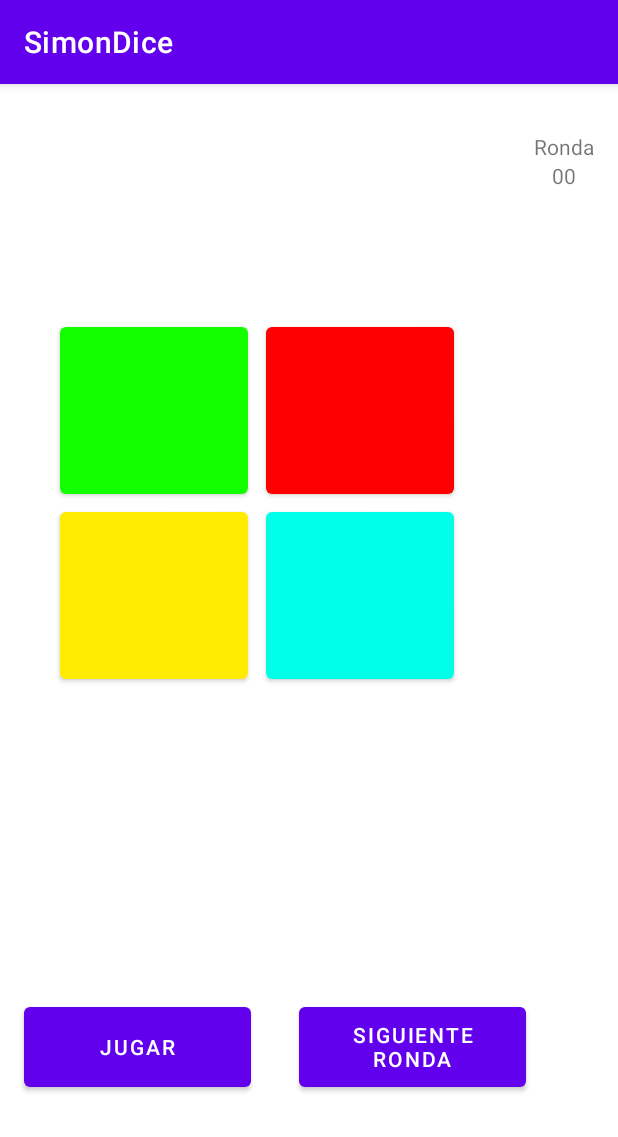
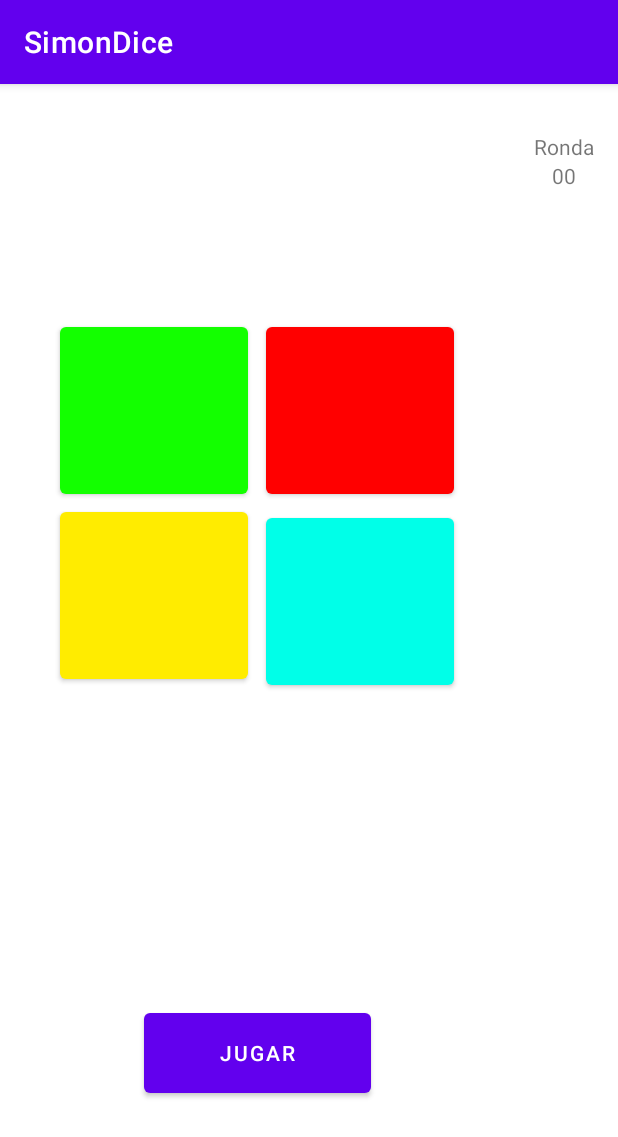
Before and after one commit to AFontanMoreira/SimonDice, an Android app: the screen it shows after launch (MainActivity), after a tap on an icon or button, on a phone screen of 412 x 824 dp. Shown: the top 1137 px of the screen. Run offline under Robolectric (Android 15) with nearby library versions, the phone set to English and light mode, and no system bars.

Commit message:
Juego funcional con solo un boton

```diff
--- a/SimonDice/src/main/java/com/example/simondice/MainActivity.kt
+++ b/SimonDice/src/main/java/com/example/simondice/MainActivity.kt
@@ -33,9 +33,9 @@ class MainActivity : AppCompatActivity() {
         val amarillo: Button = findViewById(R.id.amarillo)
         val verde: Button = findViewById(R.id.verde)
         val inicio: Button = findViewById(R.id.jugar)
-        val siguienteRonda: Button = findViewById(R.id.siguiente)
         val contador: TextView = findViewById(R.id.contador)
         var ronda = 1
+        var nPusaciones: Int = 0
 
         var jugando = false
 
@@ -49,36 +49,52 @@ class MainActivity : AppCompatActivity() {
                         delay(1000)
                         rojo.setBackgroundColor(Color.parseColor("#ff0000"))
                         delay(500)
-                        Log.d("color","Destello rojo")
+                        Log.d("color", "Destello rojo")
                     }
                     2 -> {
                         azul.setBackgroundColor(Color.parseColor("#047c71"))
                         delay(1000)
                         azul.setBackgroundColor(Color.parseColor("#00ffe8"))
                         delay(500)
-                        Log.d("color","Destello azul")
+                        Log.d("color", "Destello azul")
                     }
-                    3 ->{
+                    3 -> {
                         amarillo.setBackgroundColor(Color.parseColor("#a9ac04"))
                         delay(1000)
                         amarillo.setBackgroundColor(Color.parseColor("#ffec00"))
                         delay(500)
-                        Log.d("color","Destello amarillo")
+                        Log.d("color", "Destello amarillo")
                     }
-                    else ->{
+                    else -> {
                         verde.setBackgroundColor(Color.parseColor("#075e00"))
                         delay(1000)
                         verde.setBackgroundColor(Color.parseColor("#13ff00"))
                         delay(500)
-                        Log.d("color","Destello verde")
+                        Log.d("color", "Destello verde")
                     }
                 }
             }
         }
+
         fun colores(array: ArrayList<Int>) {
-            val job = CoroutineScope(Dispatchers.IO).launch {
+            val job = CoroutineScope(Dispatchers.Main).launch {
+                mostarColores(array)
+            }
+        }
 
-                mostarColores(array)
+        //Comprobamos ambas secuencias
+        suspend fun comprobacion() {
+            if (array1 == array2) {
+                ronda++
+                array2.clear()
+                array1.add(Random.nextInt(4) + 1)
+                contador.setText(ronda.toString())
+                delay(500)
+                colores(array1)
+                nPusaciones = 0
+            } else {
+                Toast.makeText(applicationContext, "fallaste", Toast.LENGTH_SHORT).show()
+                jugando = false
             }
         }
         //instrucciones para el boton de inicio (cambiar "jugando" a true, borrar los arrays que pudieran estar molestando con cosas dentro, y añadir el primer color al array 1)
@@ -92,50 +108,38 @@ class MainActivity : AppCompatActivity() {
             jugando = true
             array1.add(Random.nextInt(4) + 1)
             colores(array1)
+            nPusaciones = 0
 
-
-        }
-        //instrucciones para el boton siguiente ronda(comprueba si el usuario esta jugando y que la secuencia de colores introducida por el jugador sea la adecuada, borra el array2, y da otro numero al array1)
-
-        siguienteRonda.setOnClickListener() {
-            if (jugando) {
-                if (array1 == array2) {
-                    ronda++
-                    array2.clear()
-                    array1.add(Random.nextInt(4) + 1)
-                    contador.setText(ronda.toString())
-                    colores(array1)
-
-
-                } else {
-                    Toast.makeText(applicationContext, "fallaste", Toast.LENGTH_SHORT).show()
-                    jugando = false
-                }
-            } else {
-                Toast.makeText(applicationContext, "No le has dado a iniciar", Toast.LENGTH_SHORT)
-                    .show()
-            }
         }
         //funcion para añadir los colores en el segundo array
         fun anhadir(array: ArrayList<Int>, color: Int) {
             array.add(color)
         }
+
+        fun resultado(color: Int) {
+            anhadir(array2, color)
+            nPusaciones++
+            if (ronda == nPusaciones) {
+                val job = CoroutineScope(Dispatchers.Main).launch {
+                    comprobacion()
+                }
+                Log.d("color", "Funciona comprobacion")
+
+            }
+        }
         //asignamos valores a los colores -> rojo=1; azul=2; amarillo=3; verde=4
         rojo.setOnClickListener() {
-            anhadir(array2, 1)
+            resultado(1)
         }
         azul.setOnClickListener() {
-            anhadir(array2, 2)
+            resultado(2)
         }
         amarillo.setOnClickListener() {
-            anhadir(array2, 3)
+            resultado(3)
         }
         verde.setOnClickListener() {
-            anhadir(array2, 4)
+            resultado(4)
         }
-
-
-
 
 
     }
--- a/SimonDice/src/main/res/layout/activity_main.xml
+++ b/SimonDice/src/main/res/layout/activity_main.xml
@@ -40,6 +40,8 @@
         android:layout_marginStart="12dp"
         android:layout_marginTop="156dp"
         app:backgroundTint="@color/red"
+        app:layout_constraintEnd_toEndOf="parent"
+        app:layout_constraintHorizontal_bias="0.0"
         app:layout_constraintStart_toEndOf="@+id/verde"
         app:layout_constraintTop_toTopOf="parent" />
 
@@ -48,6 +50,7 @@
         android:layout_width="125dp"
         android:layout_height="123dp"
         android:layout_marginStart="48dp"
+        android:layout_marginTop="4dp"
         app:backgroundTint="@color/blue"
         app:layout_constraintEnd_toEndOf="@+id/rojo"
         app:layout_constraintHorizontal_bias="1.0"
@@ -58,21 +61,12 @@
         android:id="@+id/jugar"
         android:layout_width="151dp"
         android:layout_height="65dp"
-        android:layout_marginStart="16dp"
+        android:layout_marginStart="96dp"
         android:text="Jugar"
         app:layout_constraintBottom_toBottomOf="parent"
         app:layout_constraintStart_toStartOf="parent"
         app:layout_constraintTop_toTopOf="parent"
-        app:layout_constraintVertical_bias="0.867" />
-
-    <Button
-        android:id="@+id/siguiente"
-        android:layout_width="151dp"
-        android:layout_height="65dp"
-        android:layout_marginStart="32dp"
-        android:text="Siguiente Ronda"
-        app:layout_constraintBottom_toBottomOf="@+id/jugar"
-        app:layout_constraintStart_toEndOf="@+id/jugar" />
+        app:layout_constraintVertical_bias="0.873" />
 
     <TextView
         android:id="@+id/ronda"
```
